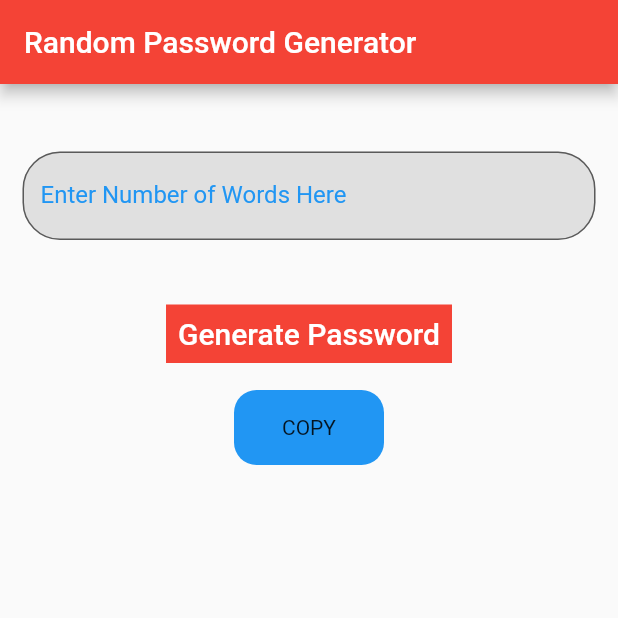
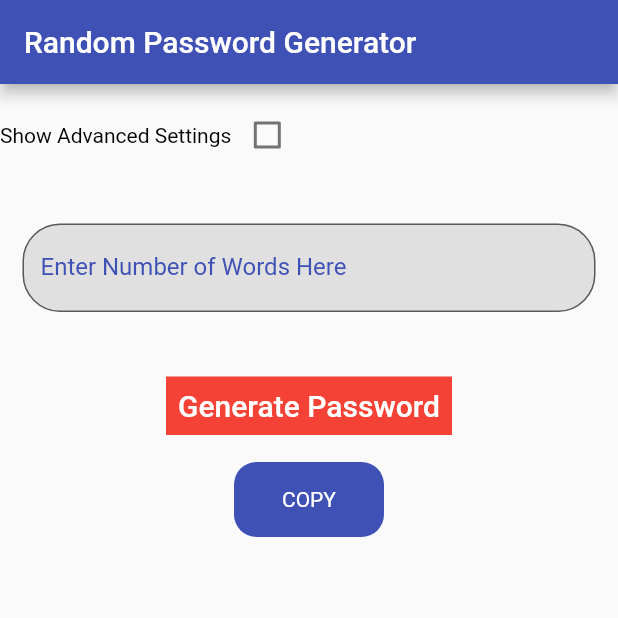
Before and after one commit to joshuamainsmith/Password-Generator, a Flutter app: the screen it shows after launch, after a tap on "Generate Password", on a phone screen of 412 x 824 dp, the top half of it. Run offline on Flutter 3.47's test engine with Material 2 defaults, Android fonts, the phone set to English and light mode, and no system bars; missing offline and left inert: clipboard, random_password_generator, random_words.

Commit message:
added advanced settings password complexity and changed the theme

```diff
--- a/lib/main.dart
+++ b/lib/main.dart
@@ -32,7 +32,6 @@ String generateWords(int num)
 
 class MyApp extends StatefulWidget {
   const MyApp({super.key});
-
   @override
   MyAppState createState() => MyAppState();
 }
@@ -44,11 +43,14 @@ class MyAppState extends State<MyApp> {
   bool _isWithSpecial = false;
   bool _isWithWords = true;
   bool _isWithSpaces = true;
+  bool isSwitched = true;
+  bool _isAdvanced = false;
   double _numberCharPassword = 5;
   String newPassword = '';
   String _labelText = "Enter Number of Words Here";
   Color _color = Colors.blue;
   String isOk = '';
+  String strAdvanced = 'Show Advanced Settings';
   final TextEditingController _passwordLength = TextEditingController();
   final password = RandomPasswordGenerator();
   @override
@@ -56,12 +58,83 @@ class MyAppState extends State<MyApp> {
     super.initState();
   }
 
+  toggleSpaces(String name, Function(bool?)? onTap, bool value)
+  {
+    if (isSwitched)
+      {
+        return Row(
+          mainAxisAlignment: MainAxisAlignment.center,
+          children: <Widget>[
+            Text(name, style: TextStyle(color: Colors.black)),
+            Checkbox(value: value, onChanged: onTap/*null/onTap*/),
+          ],
+        );
+      }
+    else
+      {
+        return Row(
+          mainAxisAlignment: MainAxisAlignment.center,
+          children: <Widget>[
+            Text(name, style: TextStyle(color: Colors.grey)),
+            Checkbox(value: value, onChanged: null/*null/onTap*/),
+          ],
+        );
+      }
+  }
+
   checkBox(String name, Function(bool?)? onTap, bool value) {
+    if (isSwitched && name != strAdvanced)
+      {
+        return Row(
+          mainAxisAlignment: MainAxisAlignment.center,
+          children: <Widget>[
+            Text(name, style: TextStyle(color: Colors.grey)),
+            Checkbox(value: value, onChanged: null/*null/onTap*/),
+          ],
+        );
+      }
+    else
+      {
+        return Row(
+          mainAxisAlignment: MainAxisAlignment.center,
+          children: <Widget>[
+            Text(name, style: TextStyle(color: Colors.black)),
+            Checkbox(value: value, onChanged: onTap/*null/onTap*/),
+          ],
+        );
+      }
+  }
+
+  checkSwitch(String name) {
     return Row(
       mainAxisAlignment: MainAxisAlignment.center,
       children: <Widget>[
         Text(name),
-        Checkbox(value: value, onChanged: onTap),
+        Switch(
+          value: isSwitched,
+          onChanged: (value) {
+            setState(() {
+              isSwitched = value;
+              if (kDebugMode) {
+                print(isSwitched);
+              }
+              if (!isSwitched)
+              {
+                _labelText = "Enter Number of Characters Here";
+              }
+              else
+              {
+                _labelText = "Enter Number of Words Here";
+                _isWithLetters = false;
+                _isWithUppercase = false;
+                _isWithNumbers = false;
+                _isWithSpecial = false;
+              }
+            });
+          },
+          activeTrackColor: Colors.lightGreenAccent,
+          activeColor: Colors.green,
+        ),
       ],
     );
   }
@@ -72,7 +145,7 @@ class MyAppState extends State<MyApp> {
       debugShowCheckedModeBanner: false,
       home: Scaffold(
         appBar: AppBar(
-          backgroundColor: Colors.red,
+          backgroundColor: Colors.indigo,
           title: const Text('Random Password Generator'),
         ),
         body: Center(
@@ -81,7 +154,39 @@ class MyAppState extends State<MyApp> {
                 const SizedBox(
                   height: 10,
                 ),
-                /*Row(
+                Row(
+                  mainAxisAlignment: MainAxisAlignment.start,
+                  children: [
+                    checkBox(strAdvanced, (bool? value) {
+                      _isAdvanced = value!;
+                      setState(() {
+                      });
+                    }, _isAdvanced),
+                  ],
+                ),
+                if (_isAdvanced)
+                const SizedBox(
+                  height: 10,
+                ),
+                /* Comment start*/
+                if (_isAdvanced)
+                  Row(
+                  mainAxisAlignment: MainAxisAlignment.spaceAround,
+                  children: [
+                    checkSwitch('Words'),
+                    toggleSpaces('Spaces', (bool? value) {
+                      _isWithSpaces = value!;
+                      setState(() {});
+                    }, _isWithSpaces)
+                  ],
+                ),
+
+                /*
+                const SizedBox(
+                  height: 10,
+                ),
+                /* Comment start*/
+                Row(
                   mainAxisAlignment: MainAxisAlignment.spaceAround,
                   children: [
                     checkBox('Words', (bool? value) {
@@ -108,58 +213,51 @@ class MyAppState extends State<MyApp> {
                     }, _isWithSpaces)
                   ],
                 ),
-                const SizedBox(
+                */
+                if (_isAdvanced)
+                  const SizedBox(
                   height: 10,
                 ),
-                Row(
+                if (_isAdvanced)
+                  Row(
                   mainAxisAlignment: MainAxisAlignment.spaceAround,
                   children: [
-                    checkBox('Upper Case', (bool? value) {
+                      checkBox('Upper Case', (bool? value) {
                       _isWithUppercase = value!;
                       setState(() {
-                        if (_isWithWords)
-                        {
-                          _isWithUppercase = false;
-                        }
                       });
                     }, _isWithUppercase),
                     checkBox('Lower Case', (bool? value) {
                       _isWithLetters = value!;
                       setState(() {
-                        if (_isWithWords)
-                        {
-                          _isWithLetters = false;
-                        }
                       });
                     }, _isWithLetters)
                   ],
                 ),
-                const SizedBox(
+                if (_isAdvanced)
+                  const SizedBox(
                   height: 10,
                 ),
-                Row(
+                if (_isAdvanced)
+                  Row(
                   mainAxisAlignment: MainAxisAlignment.spaceAround,
                   children: [
                     checkBox('Symbols', (bool? value) {
                       _isWithSpecial = value!;
                       setState(() {
-                        if (_isWithWords)
-                        {
-                          _isWithSpecial = false;
-                        }
+
                       });
                     }, _isWithSpecial),
                     checkBox('Numbers', (bool? value) {
                       _isWithNumbers = value!;
                       setState(() {
-                        if (_isWithWords)
-                        {
-                          _isWithNumbers = false;
-                        }
+
                       });
                     }, _isWithNumbers)
                   ],
-                ),*/
+                ),
+                /* Comment end*/
+
                 const SizedBox(
                   height: 20,
                 ),
@@ -175,7 +273,7 @@ class MyAppState extends State<MyApp> {
                       filled: true,
                       fillColor: Colors.grey[300],
                        labelText: _labelText,
-                      labelStyle: const TextStyle(color: Colors.blue),
+                      labelStyle: const TextStyle(color: Colors.indigo),
                     ),
                     keyboardType: TextInputType.number,
                   ),
@@ -189,6 +287,10 @@ class MyAppState extends State<MyApp> {
                         _numberCharPassword =
                             double.parse(_passwordLength.text.trim());
                       }
+                      else
+                        {
+                          _numberCharPassword = 5;
+                        }
 
                       generateWords(_numberCharPassword.toInt());
 
@@ -203,13 +305,17 @@ class MyAppState extends State<MyApp> {
                         print(newPassword);
                       }
 
-                      if (!_isWithWords)
+                      if (!isSwitched)
                         {
                           pass = newPassword;
                         }
                       if (!_isWithSpaces)
                         {
                           pass = pass.replaceAll(' ', '');
+                        }
+                      if (!_isWithUppercase)
+                        {
+                          pass = pass.toLowerCase();
                         }
 
                       double passwordstrength =
@@ -219,10 +325,10 @@ class MyAppState extends State<MyApp> {
                           _color = Colors.red;
                           isOk = 'This password is less than 15 characters!';
                         }
-                      else if (passwordstrength < 0.3) {
+                      else if (passwordstrength < 0.7) {
                         _color = Colors.red;
                         isOk = 'This password is weak!';
-                      } else if (passwordstrength < 0.7) {
+                      } else if (passwordstrength < 0.9) {
                         _color = Colors.blue;
                         isOk = 'This password is Good';
                       } else {
@@ -287,10 +393,10 @@ class MyAppState extends State<MyApp> {
                         width: 100,
                         height: 50,
                         decoration: BoxDecoration(
-                            color: Colors.blue,
+                            color: Colors.indigo,
                             borderRadius: BorderRadius.circular(15)
                         ),
-                        child: const Center(child: Text('COPY')),
+                        child: const Center(child: Text('COPY', style: TextStyle(color: Colors.white),)),
                       ),
                     )
                   ],
```
